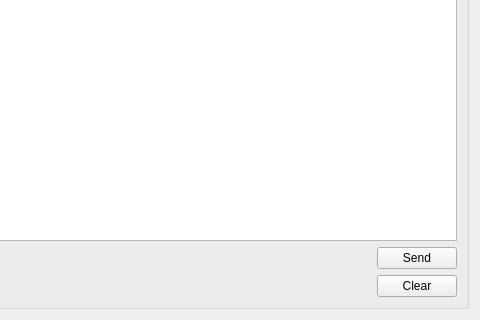
Old version of the form R_Visualizer/SendMessages/SendMsgPackage/ui/sendmsgpackagewidget.ui in the repository NeverKnewTheName/R_Visualizer; both pictures show x 240 to 720 and y 146 to 466 of the 720 by 466 pixel window.
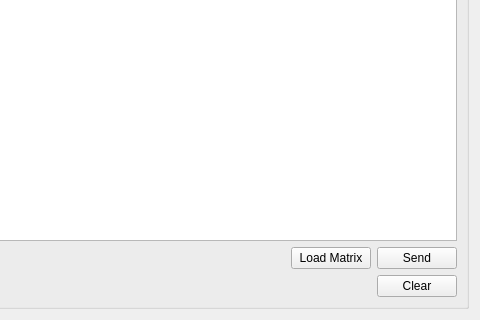
New version of the form.

Patch:
```diff
--- a/R_Visualizer/SendMessages/SendMsgPackage/ui/sendmsgpackagewidget.ui
+++ b/R_Visualizer/SendMessages/SendMsgPackage/ui/sendmsgpackagewidget.ui
@@ -62,6 +62,13 @@
           </property>
          </spacer>
         </item>
+        <item>
+         <widget class="QPushButton" name="pushButton">
+          <property name="text">
+           <string>Load Matrix</string>
+          </property>
+         </widget>
+        </item>
         <item>
          <widget class="QPushButton" name="sndPcktSendBtn">
           <property name="toolTip">
```
